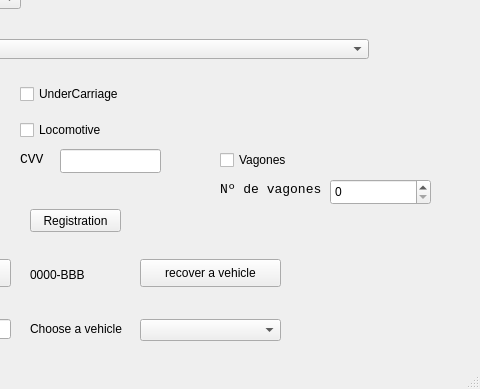
First picture: the form in MainWindow.ui, repository JSlaig/ARCO2020-p2, before the edit; both pictures show x 320 to 800 and y 211 to 600 of the 800 by 600 pixel window.
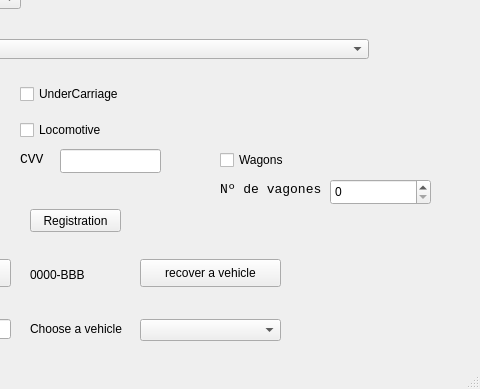
Second picture: the form after the edit.

```diff
--- a/MainWindow.ui
+++ b/MainWindow.ui
@@ -69,7 +69,7 @@
      </rect>
     </property>
     <property name="text">
-     <string>Vagones</string>
+     <string>Wagons</string>
     </property>
    </widget>
    <widget class="QLabel" name="LabelTitle">
```
